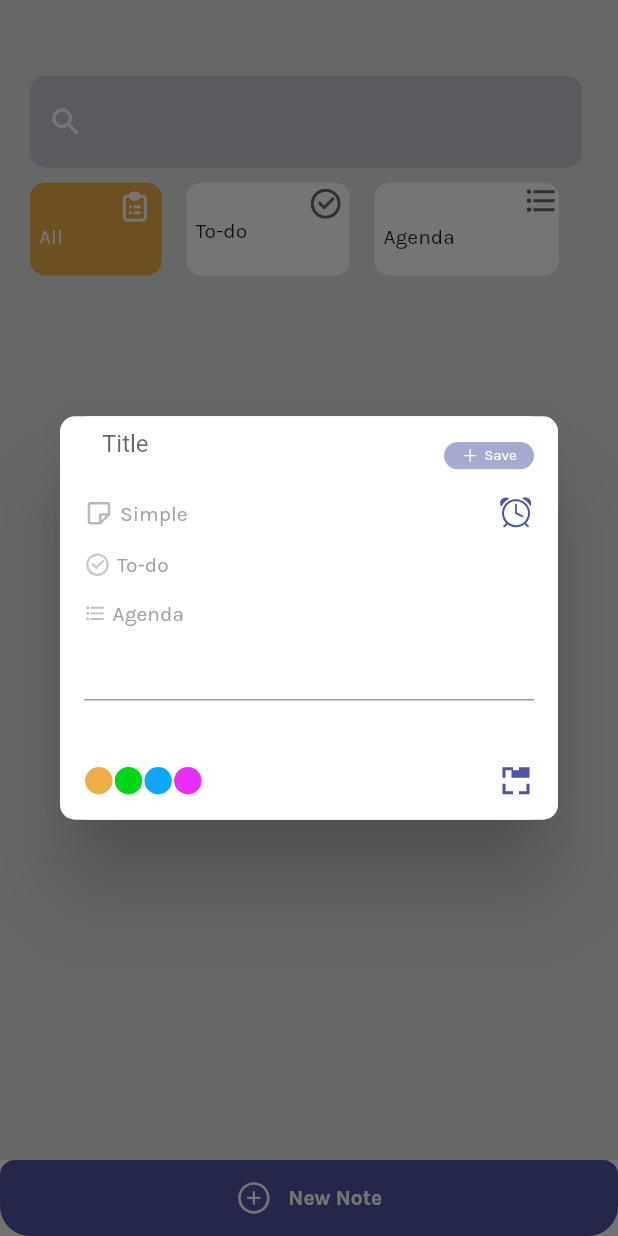
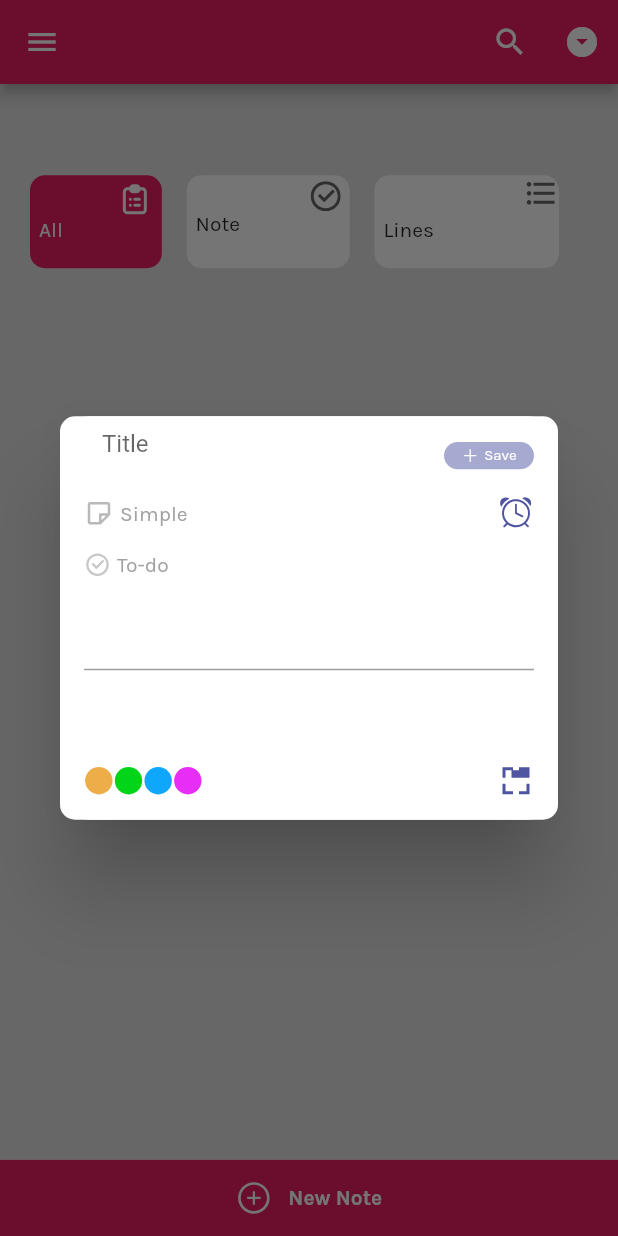
Before and after one commit to PRINCEISAH/Take-Note, a Flutter app: the HomeScreen screen opened directly, after a tap on "New Note", on a phone screen of 412 x 824 dp. Run offline on Flutter 3.47's test engine with Material 2 defaults, Android fonts, the phone set to English and light mode, and no system bars; our stand-ins replace equatable, flutter_bloc, flutter_slidable, flutter_svg, google_fonts, hive and 3 more; missing offline and left inert: dart:ffi; accounts and stored records are empty; generated files the repository leaves out were written again.

```diff
--- /dev/null
+++ b/lib/Bloc/noteEvent.dart
@@ -0,0 +1,3 @@
+import 'package:equatable/equatable.dart';
+
+abstract class NoteEvent extends Equatable {}
--- /dev/null
+++ b/lib/Component/Appbar.dart
@@ -0,0 +1,21 @@
+import 'package:flutter/material.dart';
+
+Widget HomeAppbar() {
+  return AppBar(
+    backgroundColor: Colors.pink,
+    actions: [
+      IconButton(
+          icon: Icon(
+            Icons.search,
+            color: Colors.white,
+          ),
+          onPressed: null),
+      IconButton(
+          icon: Icon(
+            Icons.arrow_drop_down_circle,
+            color: Colors.white,
+          ),
+          onPressed: null)
+    ],
+  );
+}
--- a/lib/Component/Bottom_Sheet_add_note.dart
+++ b/lib/Component/Bottom_Sheet_add_note.dart
@@ -25,13 +25,7 @@ class BottomSheetAddNote extends StatelessWidget {
         height: GetHeight(50),
         width: Getwidth(375),
         decoration: BoxDecoration(
-          color: BlueColor,
-          borderRadius: BorderRadius.only(
-            topRight: Radius.circular(10),
-            topLeft: Radius.circular(10),
-            bottomRight: Radius.circular(20),
-            bottomLeft: Radius.circular(20),
-          ),
+          color: Colors.pink,
         ),
         child: Row(
           mainAxisAlignment: MainAxisAlignment.center,
--- a/lib/Component/Categories.dart
+++ b/lib/Component/Categories.dart
@@ -14,7 +14,7 @@ class Categories extends StatelessWidget {
         width: Getwidth(321),
         child: Row(
           mainAxisAlignment: MainAxisAlignment.spaceBetween,
-          children: [AllCard(), ToDoCard(), AgendaCard()],
+          children: [AllCard(), NoteCard(), Lines()],
         ),
       ),
     );
@@ -28,7 +28,7 @@ class AllCard extends StatelessWidget {
         height: GetHeight(61),
         width: Getwidth(80),
         decoration: BoxDecoration(
-            color: OrangeColor, borderRadius: BorderRadius.circular(10)),
+            color: Colors.pink, borderRadius: BorderRadius.circular(10)),
         child: Column(
           children: [
             Padding(
@@ -52,7 +52,7 @@ class AllCard extends StatelessWidget {
   }
 }
 
-class ToDoCard extends StatelessWidget {
+class NoteCard extends StatelessWidget {
   @override
   Widget build(BuildContext context) {
     return Container(
@@ -73,7 +73,7 @@ class ToDoCard extends StatelessWidget {
               child: Align(
                 alignment: Alignment.bottomLeft,
                 child: Text(
-                  "To-do",
+                  "Note",
                   style: GoogleFonts.karla(fontSize: 14),
                 ),
               ),
@@ -83,7 +83,7 @@ class ToDoCard extends StatelessWidget {
   }
 }
 
-class AgendaCard extends StatelessWidget {
+class Lines extends StatelessWidget {
   @override
   Widget build(BuildContext context) {
     return Container(
@@ -104,7 +104,7 @@ class AgendaCard extends StatelessWidget {
               child: Align(
                 alignment: Alignment.bottomLeft,
                 child: Text(
-                  "Agenda",
+                  "Lines",
                   style: GoogleFonts.karla(fontSize: 14),
                 ),
               ),
--- a/lib/Component/Create_Note.dart
+++ b/lib/Component/Create_Note.dart
@@ -89,6 +89,7 @@ class _CreateNoteState extends State<CreateNote> {
 
                             textController.clear();
                             titleController.clear();
+
                             Navigator.pop(context);
                           }
                         },
@@ -165,24 +166,6 @@ class _CreateNoteState extends State<CreateNote> {
               height: GetHeight(12),
             ),
             Container(
-              height: GetHeight(20),
-              width: Getwidth(70),
-              child: Row(
-                children: [
-                  SvgPicture.asset("images/bulletlist.svg"),
-                  SizedBox(
-                    width: GetHeight(4),
-                  ),
-                  Text(
-                    "Agenda",
-                    style: GoogleFonts.karla(
-                        fontSize: 14,
-                        color: Color.fromRGBO(138, 138, 138, 0.8)),
-                  )
-                ],
-              ),
-            ),
-            Container(
               child: TextField(
                 controller: textController,
               ),
--- a/lib/HomePage/HomeScreen.dart
+++ b/lib/HomePage/HomeScreen.dart
@@ -6,23 +6,38 @@ import 'package:hive_flutter/hive_flutter.dart';
 import 'package:intl/intl.dart';
 import 'package:provider/provider.dart';
 import 'package:todo/Color/Colors.dart';
+import 'package:todo/Component/Appbar.dart';
 import 'package:todo/Component/Bottom_Sheet_add_note.dart';
 import 'package:todo/Component/Categories.dart';
-import 'package:todo/Component/FullCreatNote.dart';
 import 'package:todo/Component/Note.dart';
 import 'package:todo/Component/ViewFullNote.dart';
-import 'package:todo/Component/searchBox.dart';
 import 'package:todo/SizeConfig/SizeConfig.dart';
 import 'package:todo/provider/note_changeNotifier.dart';
 
 import '../Color/Colors.dart';
-import '../Component/FullCreatNote.dart';
 
-class HomeScreen extends StatelessWidget {
+final GlobalKey<ScaffoldState> scaffoldkey = GlobalKey<ScaffoldState>();
+
+class HomeScreen extends StatefulWidget {
+  @override
+  _HomeScreenState createState() => _HomeScreenState();
+}
+
+class _HomeScreenState extends State<HomeScreen> {
   @override
   Widget build(BuildContext context) {
     SizeConfig().init(context);
+
     return Scaffold(
+      key: scaffoldkey,
+      drawer: Drawer(
+        child: Container(
+          child: Center(
+            child: Text('Coming soon'),
+          ),
+        ),
+      ),
+      appBar: HomeAppbar(),
       bottomSheet: BottomSheetAddNote(),
       backgroundColor: BackgroundColor,
       body: Screen(),
@@ -51,7 +66,6 @@ class Screen extends StatelessWidget {
                     SizedBox(
                       height: GetHeight(50),
                     ),
-                    SearchBox(),
                     SizedBox(
                       height: GetHeight(10),
                     ),
--- a/lib/main.dart
+++ b/lib/main.dart
@@ -4,6 +4,7 @@ import 'package:hive_flutter/hive_flutter.dart';
 import 'package:path_provider/path_provider.dart';
 import 'package:provider/provider.dart';
 import 'package:todo/HomePage/HomeScreen.dart';
+import 'package:todo/SplashScreen/SplashScreen.dart';
 import 'package:todo/provider/note_changeNotifier.dart';
 import 'package:todo/watchboxtest.dart';
 import 'package:todo/Model/model.dart';
@@ -37,6 +38,6 @@ class MyApp extends StatelessWidget {
           visualDensity: VisualDensity.adaptivePlatformDensity,
         ),
         debugShowCheckedModeBanner: false,
-        home: HomeScreen());
+        home: Splashscreen());
   }
 }
--- a/pubspec.yaml
+++ b/pubspec.yaml
@@ -24,6 +24,8 @@ dependencies:
   flutter:
     sdk: flutter
   cupertino_icons: ^0.1.3
+  equatable: ^1.2.5
+  flutter_bloc: ^3.0.0
   flutter_slidable: ^0.5.7
   flutter_svg: ^0.19.0
   google_fonts: ^1.1.0
@@ -32,6 +34,7 @@ dependencies:
   intl: null
   path_provider: ^1.6.14
   provider: null
+  splashscreen: ^1.3.5
 
 dev_dependencies:
   flutter_test:
```
Also changed, not shown: lib/Bloc/noteBloc.dart (added, +15 -0 lines), lib/Bloc/noteState.dart (added, +23 -0 lines), lib/Component/ViewFullNote.dart (+5 -39 lines), lib/SplashScreen/SplashScreen.dart (added, +21 -0 lines), pubspec.lock, 1 other file.
